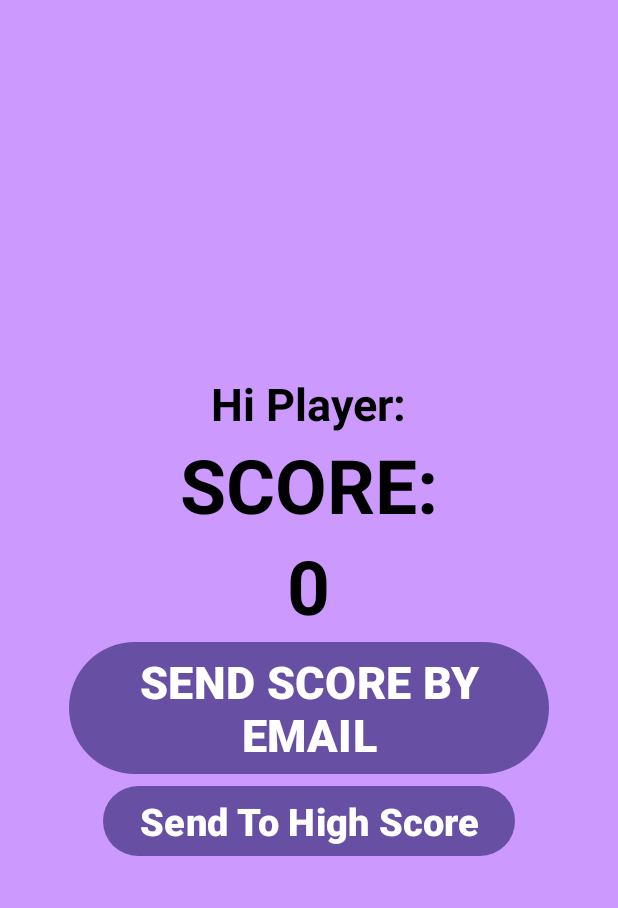
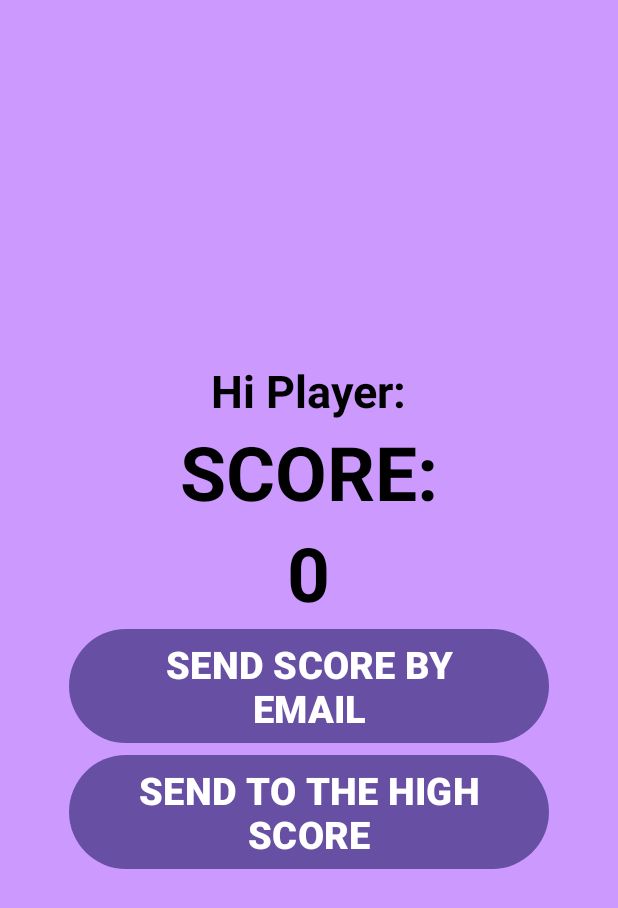
Before and after one commit to LCh-Salgado/LilianaCh, an Android app: the ScoreActivity screen opened directly, with no data from a screen before it, on a phone screen of 412 x 824 dp. Shown: the top 908 px of the screen. Run offline under Robolectric (Android 15) with nearby library versions, the phone set to English and light mode, and no system bars; our stand-ins replace Firebase (no records; nobody signed in at launch, a user with empty details on screens opened directly).

Commit message:
add new stuf

```diff
--- a/app/src/main/res/layout/activity_high_score.xml
+++ b/app/src/main/res/layout/activity_high_score.xml
@@ -3,6 +3,7 @@
     android:layout_width="match_parent"
     android:layout_height="match_parent"
     android:gravity="center"
+    android:background="#bddeff"
     android:orientation="vertical">
 
     <TextView
--- a/app/src/main/res/layout/activity_score.xml
+++ b/app/src/main/res/layout/activity_score.xml
@@ -43,7 +43,7 @@
         android:text="@string/send_score_by_email"
         android:id="@+id/sendE"
         android:textStyle="bold"
-        android:textSize="30dp"/>
+        android:textSize="25dp"/>
 
     <Button
         android:layout_width="wrap_content"
@@ -53,4 +53,6 @@
         android:id="@+id/sendScoreFBBTN"
         android:textSize="25sp"/>
 
+
+
 </LinearLayout>
--- a/app/src/main/res/layout/activity_welcome.xml
+++ b/app/src/main/res/layout/activity_welcome.xml
@@ -1,4 +1,4 @@
-<?xml version="1.0" encoding="utf-8"?>
+<?xWelml version="1.0" encoding="utf-8"?>
 <LinearLayout xmlns:android="http://schemas.android.com/apk/res/android"
     android:layout_width="match_parent"
     android:layout_height="match_parent"
@@ -18,7 +18,7 @@
         android:id="@+id/typeYourNBTN"
         android:layout_width="wrap_content"
         android:layout_height="wrap_content"
-        android:hint="YourName"
+        android:hint="@string/your_name"
         android:textSize="25sp" />
 
     <ImageView
--- a/app/src/main/res/values/strings.xml
+++ b/app/src/main/res/values/strings.xml
@@ -25,6 +25,8 @@
     <string name="body_score">"Score of your quiz: "</string>
     <string name="personal_email">lilianachicas180@gmail.com</string>
     <string name="PlayersName">Hi Player:</string>
-    <string name="playersHighScore">Send To High Score</string>
+    <string name="playersHighScore">SEND TO THE HIGH SCORE</string>
+    <string name="your_name">Your Name</string>
+
 
 </resources>
```
Also changed, not shown: 5 other files.
